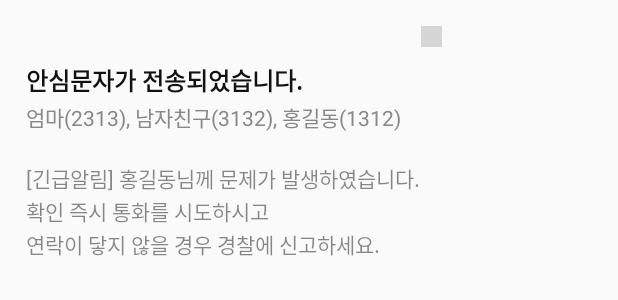
After one commit to desingdeveloperdayday/TwinkleHero_SafeHero, an Android app: the layout custom_view.xml on its own in the app's theme, with its tools: preview values and no code run, on a phone screen of 412 x 824 dp. The commit adds this screen. Shown: the top 300 px of the screen. Run offline under Robolectric (Android 15) with nearby library versions, the phone set to English and light mode, and no system bars; grey boxes are pictures that could not be loaded.

Commit message:
[Android]CustomDialog 추가

```diff
--- a/android/app/src/main/java/com/ddd/twinkle/safehero/MainActivity.kt
+++ b/android/app/src/main/java/com/ddd/twinkle/safehero/MainActivity.kt
@@ -5,6 +5,7 @@ import android.content.Intent
 import android.os.Bundle
 import android.view.MenuItem
 import androidx.appcompat.app.AppCompatActivity
+import com.ddd.twinkle.safehero.emergency.calling.CustomDialog
 import com.ddd.twinkle.safehero.emergency.calling.newIntentCallingActivity
 import kotlinx.android.synthetic.main.activity_main.*
 import timber.log.Timber
@@ -15,16 +16,27 @@ fun Context.newIntentMainActivity() : Intent{
 }
 
 class MainActivity : AppCompatActivity() {
+
+    lateinit var customDialog: CustomDialog
+
     override fun onCreate(savedInstanceState: Bundle?) {
         super.onCreate(savedInstanceState)
         setContentView(R.layout.activity_main)
         setupBottomNavigationView()
         setupButton()
+        setupCustomButton()
+    }
+
+    private fun setupCustomButton() {
+        customDialog = CustomDialog(this)
     }
 
     private fun setupButton() {
         layout_call_me.setOnClickListener {
             startActivity(newIntentCallingActivity())
+        }
+        layout_send_message.setOnClickListener {
+            customDialog.show()
         }
     }
 
--- /dev/null
+++ b/android/app/src/main/java/com/ddd/twinkle/safehero/emergency/calling/CustomDialog.kt
@@ -0,0 +1,25 @@
+package com.ddd.twinkle.safehero.emergency.calling
+
+import android.app.Dialog
+import android.content.Context
+import android.os.Bundle
+import android.view.WindowManager
+import com.ddd.twinkle.safehero.R
+import kotlinx.android.synthetic.main.custom_view.*
+
+class CustomDialog(context: Context) : Dialog(context) {
+
+    override fun onCreate(savedInstanceState: Bundle?) {
+        super.onCreate(savedInstanceState)
+
+        window?.attributes= WindowManager.LayoutParams().also {
+            it.flags = WindowManager.LayoutParams.FLAG_DIM_BEHIND
+            it.dimAmount = 0.8f
+        }
+
+        setContentView(R.layout.custom_view)
+        close.setOnClickListener {
+            this.dismiss()
+        }
+    }
+}
--- /dev/null
+++ b/android/app/src/main/res/layout/custom_view.xml
@@ -0,0 +1,45 @@
+<?xml version="1.0" encoding="utf-8"?>
+<LinearLayout
+        android:orientation="vertical"
+        android:paddingLeft="17dp"
+        android:paddingRight="17dp"
+        xmlns:android="http://schemas.android.com/apk/res/android"
+        android:layout_width="312dp"
+        android:layout_height="wrap_content">
+
+    <ImageView
+            android:id="@+id/close"
+            android:layout_width="14dp"
+            android:layout_marginTop="17dp"
+            android:layout_gravity="end"
+            android:src="@drawable/filled"
+            android:layout_height="14dp"/>
+
+    <TextView
+            android:layout_marginTop="10dp"
+            android:text="@string/sendmessage"
+            android:textSize="16sp"
+            android:textStyle="bold"
+            android:textColor="#111111"
+            android:layout_width="match_parent"
+            android:layout_height="wrap_content"/>
+    <TextView
+            android:layout_marginTop="2dp"
+            android:layout_width="wrap_content"
+            android:layout_height="wrap_content"
+            android:textSize="14sp"
+            android:textColor="@color/selector"
+            android:lineSpacingExtra="7sp"
+            android:text="@string/meswsage_receiver"/>
+
+    <TextView
+            android:layout_marginTop="20dp"
+            android:layout_width="wrap_content"
+            android:layout_height="wrap_content"
+            android:textSize="14sp"
+            android:textColor="#80111111"
+            android:lineSpacingExtra="1sp"
+            android:layout_marginBottom="32dp"
+            android:text="@string/message_content"/>
+
+</LinearLayout>
--- a/android/app/src/main/res/values/strings.xml
+++ b/android/app/src/main/res/values/strings.xml
@@ -26,5 +26,8 @@
     <string name="phnoe_num">010-9876-5432</string>
     <string name="text_send_mesage">메시지 보내기</string>
     <string name="main_app_title">긴급</string>
+    <string name="sendmessage">안심문자가 전송되었습니다.</string>
+    <string name="message_content">[긴급알림] 홍길동님께 문제가 발생하였습니다.\n확인 즉시 통화를 시도하시고\n연락이 닿지 않을 경우 경찰에 신고하세요.</string>
+    <string name="meswsage_receiver">엄마(2313), 남자친구(3132), 홍길동(1312)</string>
 
 </resources>
```
